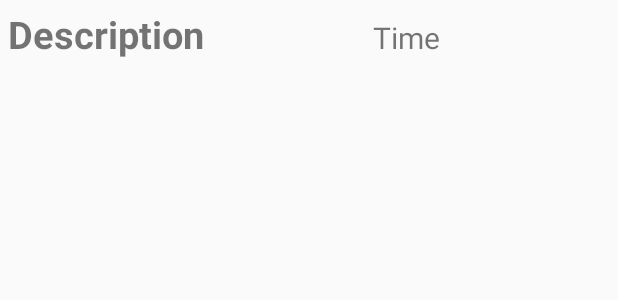
After one commit to jacobmen/Task-App, an Android app: the layout chunk_task.xml on its own in the app's theme, with its tools: preview values and no code run, on a phone screen of 412 x 824 dp. The commit adds this screen. Shown: the top 300 px of the screen. Run offline under Robolectric (Android 15) with nearby library versions, the phone set to English and light mode, and no system bars.

Commit message:
implemented dynamic addition to listview in main activity

```diff
--- /dev/null
+++ b/app/src/main/res/layout/chunk_task.xml
@@ -0,0 +1,24 @@
+<?xml version="1.0" encoding="utf-8"?>
+<LinearLayout xmlns:android="http://schemas.android.com/apk/res/android"
+    android:layout_width="match_parent"
+    android:layout_height="match_parent"
+    android:padding="5dp">
+
+    <TextView
+        android:id="@+id/taskDesc"
+        android:layout_width="wrap_content"
+        android:layout_height="wrap_content"
+        android:layout_weight="1"
+        android:text="Description"
+        android:textSize="25sp"
+        android:textStyle="bold" />
+
+    <TextView
+        android:id="@+id/taskTime"
+        android:layout_width="wrap_content"
+        android:layout_height="wrap_content"
+        android:layout_weight="1"
+        android:text="Time"
+        android:textSize="20sp"
+        android:textStyle="normal" />
+</LinearLayout>
```
Also changed, not shown: app/src/main/java/com/example/taskapp/Adapter.java (added, +56 -0 lines), app/src/main/java/com/example/taskapp/MainActivity.java (+30 -3 lines), app/src/main/res/layout/activity_main.xml (+9 -5 lines).
